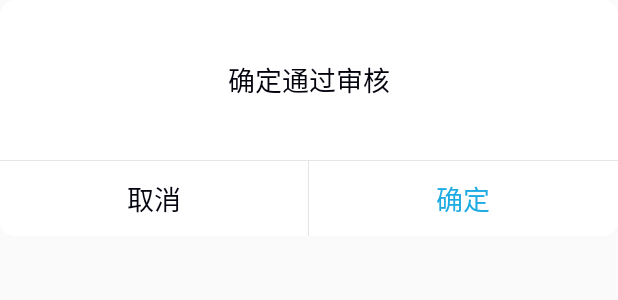
After one commit to kotnekai/ZhiDeProject, an Android app: the layout show_confirm_dialog.xml on its own in the app's theme, with its tools: preview values and no code run, on a phone screen of 412 x 824 dp. The commit adds this screen. Shown: the top 300 px of the screen. Run offline under Robolectric (Android 15) with nearby library versions, the phone set to English and light mode, and no system bars.

Commit message:
部分逻辑补充

```diff
--- a/app/src/main/java/com/zhide/app/view/activity/LoginActivity.java
+++ b/app/src/main/java/com/zhide/app/view/activity/LoginActivity.java
@@ -1,5 +1,7 @@
 package com.zhide.app.view.activity;
 
+import android.content.Context;
+import android.content.Intent;
 import android.view.View;
 import android.widget.EditText;
 import android.widget.ImageView;
@@ -52,6 +54,10 @@ public class LoginActivity extends BaseActivity {
 
     }
 
+    public static Intent makeIntent(Context context) {
+        return new Intent(context, LoginActivity.class);
+    }
+
     @OnClick({R.id.ivRightIcon, R.id.tvRememberPsw, R.id.tvForgetPsw, R.id.tvLogin})
     public void onClick(View v) {
         switch (v.getId()) {
--- /dev/null
+++ b/app/src/main/res/drawable/com_white_15r_shape.xml
@@ -0,0 +1,7 @@
+<?xml version="1.0" encoding="utf-8"?>
+<shape xmlns:android="http://schemas.android.com/apk/res/android">
+    <solid android:color="@color/white"/>
+
+    <corners android:radius="10dp"/>
+
+</shape>
--- a/app/src/main/res/layout/fragment_mine.xml
+++ b/app/src/main/res/layout/fragment_mine.xml
@@ -166,6 +166,7 @@
                 android:layout_alignParentRight="true"
                 android:layout_below="@id/view6"
                 android:layout_marginRight="10dp"
+                android:enabled="false"
                 android:layout_marginTop="10dp"
                 android:text="女" />
 
@@ -174,6 +175,7 @@
                 android:layout_width="wrap_content"
                 android:layout_height="wrap_content"
                 android:layout_below="@id/view6"
+               android:enabled="false"
                 android:layout_marginRight="20dp"
                 android:layout_marginTop="10dp"
                 android:layout_toLeftOf="@id/checkMan"
--- /dev/null
+++ b/app/src/main/res/layout/show_confirm_dialog.xml
@@ -0,0 +1,68 @@
+<?xml version="1.0" encoding="utf-8"?>
+<LinearLayout xmlns:android="http://schemas.android.com/apk/res/android"
+    android:layout_width="match_parent"
+    android:layout_height="match_parent"
+  >
+
+    <LinearLayout
+        android:layout_width="match_parent"
+        android:layout_height="wrap_content"
+        android:layout_centerHorizontal="true"
+        android:layout_centerInParent="true"
+        android:background="@drawable/com_white_15r_shape"
+        android:orientation="vertical">
+
+        <TextView
+            android:id="@+id/tvContent"
+            android:layout_width="match_parent"
+            android:layout_height="wrap_content"
+            android:layout_marginTop="39dp"
+            android:gravity="center"
+            android:lineSpacingExtra="5sp"
+            android:text="确定通过审核"
+            android:textColor="@color/main_page_number_color"
+            android:textSize="18sp" />
+
+        <View
+            android:layout_width="match_parent"
+            android:layout_height="0.5dp"
+            android:layout_marginTop="40dp"
+            android:background="@color/divider_color" />
+
+        <LinearLayout
+            android:layout_width="match_parent"
+            android:layout_height="50dp"
+            android:orientation="horizontal">
+
+            <TextView
+                android:id="@+id/tvCancel"
+                android:layout_width="0dp"
+                android:layout_height="match_parent"
+                android:layout_weight="1"
+                android:textColor="@color/main_page_number_color"
+                android:gravity="center"
+                android:text="取消"
+                android:textSize="18sp" />
+
+            <View
+                android:id="@+id/lineDivide"
+                android:layout_width="0.5dp"
+                android:layout_height="match_parent"
+                android:background="@color/divider_color" />
+
+            <TextView
+                android:id="@+id/tvConfirm"
+                android:layout_width="0dp"
+                android:layout_height="match_parent"
+                android:layout_weight="1"
+                android:gravity="center"
+                android:text="确定"
+                android:textColor="#1eabe1"
+                android:textSize="18sp" />
+
+        </LinearLayout>
+
+    </LinearLayout>
+
+
+</LinearLayout>
--- a/app/src/main/res/values/colors.xml
+++ b/app/src/main/res/values/colors.xml
@@ -11,6 +11,7 @@
     <color name="main_bg_gray">#F6F6F6</color>
     <color name="green_color">#3FB30A</color>
     <color name="divider_color">#e5e5e5</color>
+    <color name="main_page_number_color">#04040F</color>
 
 
 
--- a/app/src/main/res/values/strings.xml
+++ b/app/src/main/res/values/strings.xml
@@ -67,7 +67,8 @@
     <string name="other">其它</string>
 
 
-    <string name="charge_introduce"> 充值活动说明：</string>
+    <string name="charge_act_introduce"> 充值活动说明：</string>
+    <string name="charge_introduce"> 充值说明：</string>
     <string name="charge_IntroContent"> 新用户首次充值不得低于100元;\n旧用户首次充值不得低于30元;</string>
     <string name="with_draw_title">提现</string>
     <string name="reset_password_title">密码重置</string>
@@ -76,4 +77,6 @@
     <string name="pay_result_callback_msg" formatted="false">微信支付结果：%s</string>
     <string name="app_tip">提示</string>
     <string name="my_bill_title">我的账单</string>
+
+    <string name="get_net_data_error">请求数据出错</string>
 </resources>
```
Also changed, not shown: app/src/main/java/com/zhide/app/eventBus/MineAccountEvent.java (added, +18 -0 lines), app/src/main/java/com/zhide/app/eventBus/RechargeInfoEvent.java (added, +18 -0 lines), app/src/main/java/com/zhide/app/model/AccountInfoModel.java (added, +61 -0 lines), app/src/main/java/com/zhide/app/model/ReChargeModel.java (added, +52 -0 lines), app/src/main/java/com/zhide/app/utils/DialogUtils.java (+90 -0 lines), app/src/main/java/com/zhide/app/view/activity/RechargeActivity.java (+38 -3 lines), app/src/main/java/com/zhide/app/view/fragment/MineFragment.java (+38 -1 lines), app/src/main/res/layout/activity_recharge.xml (+4 -4 lines), app/src/main/res/layout/tips_dialog_view.xml (added, +50 -0 lines).
